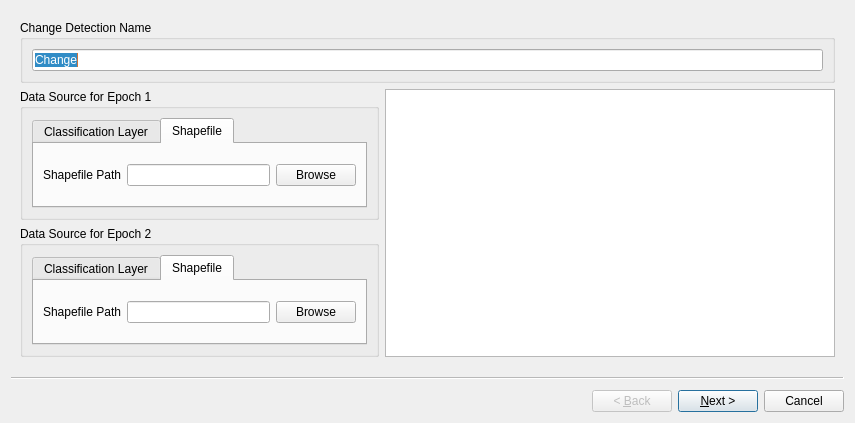
This is CDTStudio/Wizards/wizardvectorchangedetection.ui in chenguanzhou/CDTStudio as Qt 5 draws it before an edit. The edited form follows.
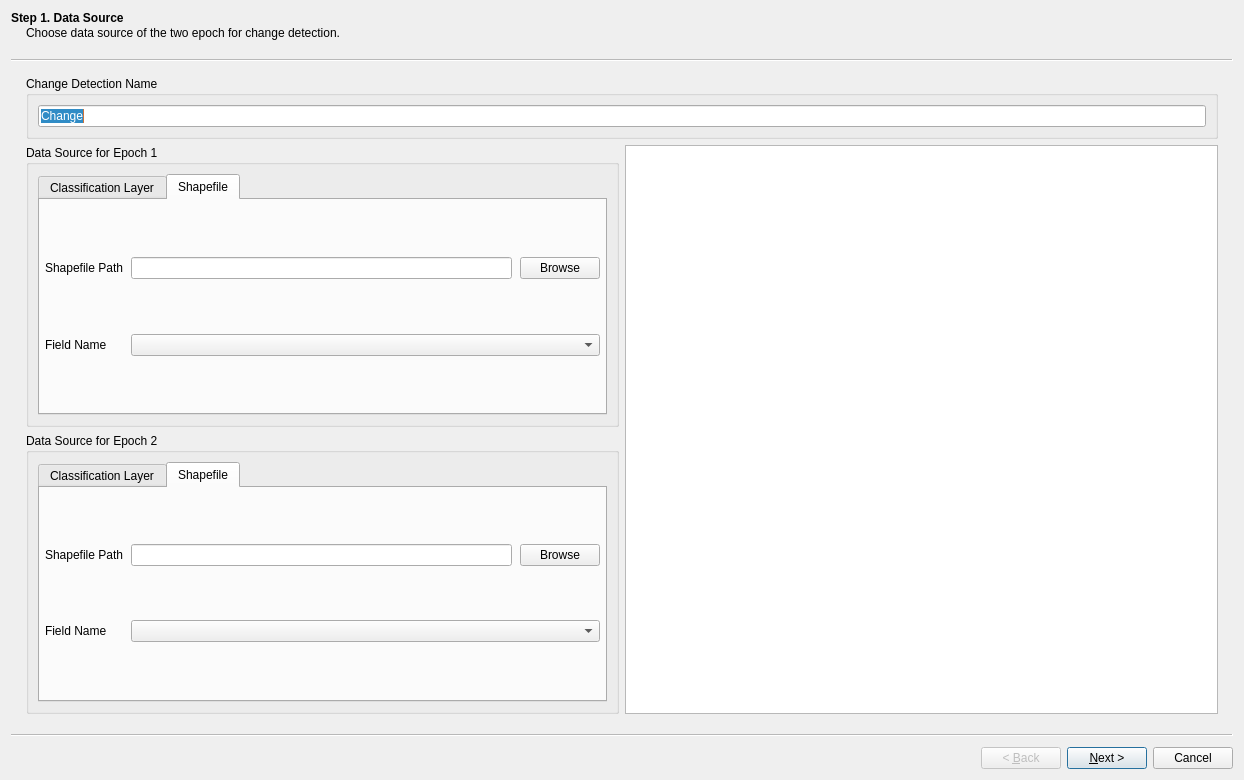
This is the edited form. The open tabs and pages were chosen to show the change.

Commit message: 1. save geometry of wizardvectorchangedetection 2. add shapefile field 3. update listWidget in page 2 of the wizardvectorchangedetection

The edit to the form file:
```diff
--- a/CDTStudio/Wizards/wizardvectorchangedetection.ui
+++ b/CDTStudio/Wizards/wizardvectorchangedetection.ui
@@ -6,8 +6,8 @@
    <rect>
     <x>0</x>
     <y>0</y>
-    <width>855</width>
-    <height>379</height>
+    <width>1244</width>
+    <height>780</height>
    </rect>
   </property>
   <property name="sizePolicy">
@@ -29,6 +29,12 @@
      <verstretch>0</verstretch>
     </sizepolicy>
    </property>
+   <property name="title">
+    <string>Step 1. Data Source</string>
+   </property>
+   <property name="subTitle">
+    <string>Choose data source of the two epoch for change detection.</string>
+   </property>
    <layout class="QVBoxLayout" name="verticalLayout_4">
     <item>
      <widget class="QGroupBox" name="groupBox">
@@ -114,24 +120,52 @@
               <attribute name="title">
                <string>Shapefile</string>
               </attribute>
-              <layout class="QHBoxLayout" name="horizontalLayout_8">
-               <item>
+              <layout class="QGridLayout" name="gridLayout">
+               <property name="leftMargin">
+                <number>5</number>
+               </property>
+               <property name="topMargin">
+                <number>5</number>
+               </property>
+               <property name="rightMargin">
+                <number>5</number>
+               </property>
+               <property name="bottomMargin">
+                <number>5</number>
+               </property>
+               <property name="horizontalSpacing">
+                <number>8</number>
+               </property>
+               <property name="verticalSpacing">
+                <number>3</number>
+               </property>
+               <item row="0" column="0">
                 <widget class="QLabel" name="label_7">
                  <property name="text">
                   <string>Shapefile Path</string>
                  </property>
                 </widget>
                </item>
-               <item>
+               <item row="0" column="1">
                 <widget class="QLineEdit" name="lineEditT1_ShpPath"/>
                </item>
-               <item>
+               <item row="0" column="2">
                 <widget class="QPushButton" name="pushButtonT1_ShpPath">
                  <property name="text">
                   <string>Browse</string>
                  </property>
                 </widget>
                </item>
+               <item row="1" column="0">
+                <widget class="QLabel" name="label_9">
+                 <property name="text">
+                  <string>Field Name</string>
+                 </property>
+                </widget>
+               </item>
+               <item row="1" column="1" colspan="2">
+                <widget class="QComboBox" name="comboBoxT1_ShpField"/>
+               </item>
               </layout>
              </widget>
             </widget>
@@ -203,24 +237,52 @@
               <attribute name="title">
                <string>Shapefile</string>
               </attribute>
-              <layout class="QHBoxLayout" name="horizontalLayout_9">
-               <item>
+              <layout class="QGridLayout" name="gridLayout_2">
+               <property name="leftMargin">
+                <number>5</number>
+               </property>
+               <property name="topMargin">
+                <number>5</number>
+               </property>
+               <property name="rightMargin">
+                <number>5</number>
+               </property>
+               <property name="bottomMargin">
+                <number>5</number>
+               </property>
+               <property name="horizontalSpacing">
+                <number>8</number>
+               </property>
+               <property name="verticalSpacing">
+                <number>3</number>
+               </property>
+               <item row="0" column="0">
                 <widget class="QLabel" name="label_8">
                  <property name="text">
                   <string>Shapefile Path</string>
                  </property>
                 </widget>
                </item>
-               <item>
+               <item row="0" column="1">
                 <widget class="QLineEdit" name="lineEditT2_ShpPath"/>
                </item>
-               <item>
+               <item row="0" column="2">
                 <widget class="QPushButton" name="pushButtonT2_ShpPath">
                  <property name="text">
                   <string>Browse</string>
                  </property>
                 </widget>
                </item>
+               <item row="1" column="0">
+                <widget class="QLabel" name="label_10">
+                 <property name="text">
+                  <string>Field Name</string>
+                 </property>
+                </widget>
+               </item>
+               <item row="1" column="1" colspan="2">
+                <widget class="QComboBox" name="comboBoxT2_ShpField"/>
+               </item>
               </layout>
              </widget>
             </widget>
@@ -232,12 +294,6 @@
       </item>
       <item>
        <widget class="QTextEdit" name="textEditDataSource">
-        <property name="sizePolicy">
-         <sizepolicy hsizetype="Preferred" vsizetype="Preferred">
-          <horstretch>0</horstretch>
-          <verstretch>0</verstretch>
-         </sizepolicy>
-        </property>
         <property name="minimumSize">
          <size>
           <width>450</width>
```
Left out of the diff: 68 changed lines with no effect on the pictures. The commit also changes 2 other files.
